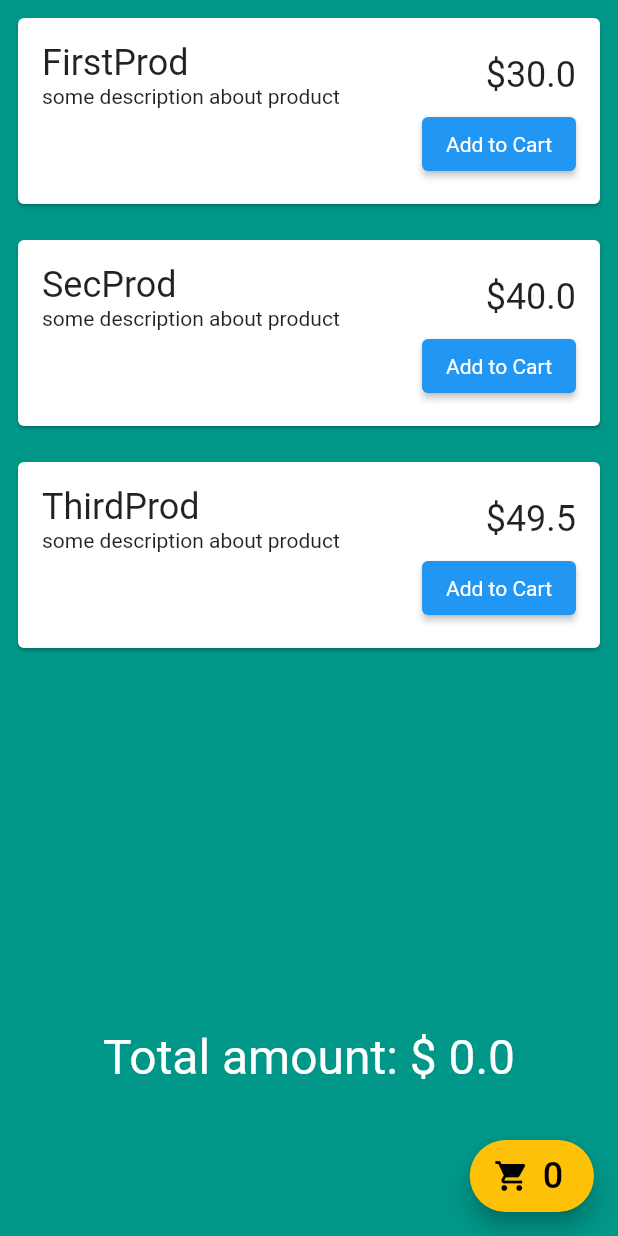
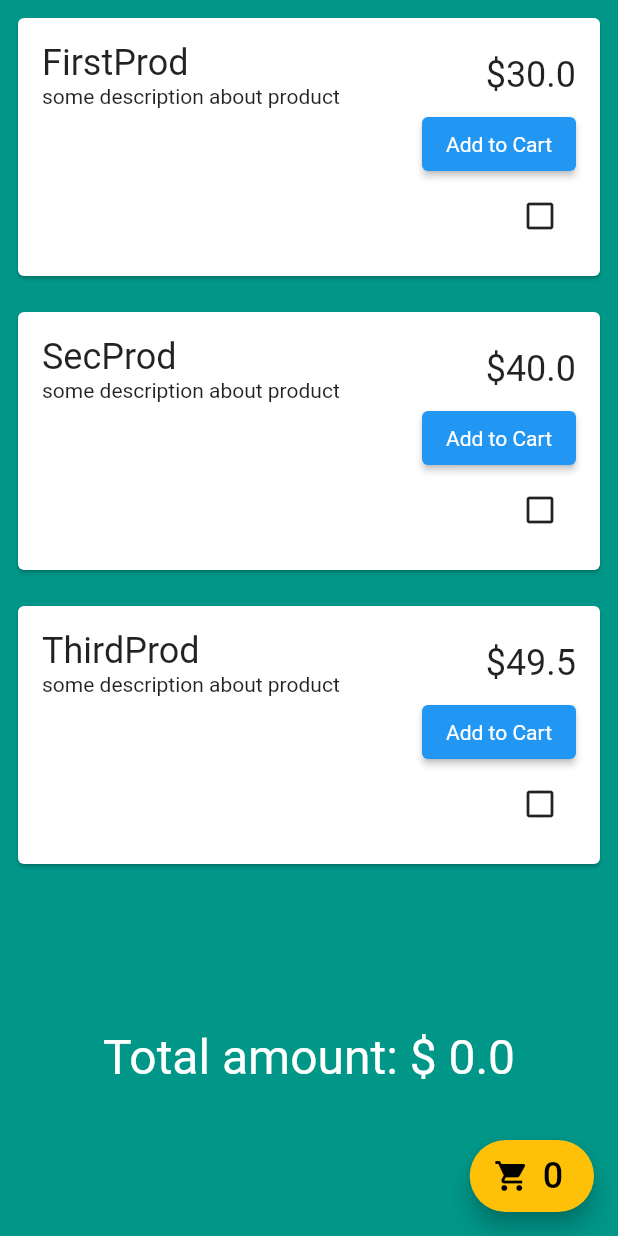
Before and after one commit to Sunilpore/FlutterBasics, a Flutter app: the screen it shows after launch, on a phone screen of 412 x 824 dp. Run offline on Flutter 3.47's test engine with Material 2 defaults, Android fonts, the phone set to English and light mode, and no system bars; our stand-ins replace get.

Commit message:
add checkbox for carditem

```diff
--- a/my_flutter_app/lib/views/shopping_page.dart
+++ b/my_flutter_app/lib/views/shopping_page.dart
@@ -53,6 +53,13 @@ class ShoopingPage extends StatelessWidget {
                                       color: Colors.white,
                                     )),
                                 child: Text('Add to Cart')),
+                            Obx(() => IconButton(
+                              icon: controller.products[index].isFavorite.value?
+                              Icon(Icons.check_box_rounded): Icon(Icons.check_box_outline_blank_outlined),
+                              onPressed: () {
+                                controller.products[index].isFavorite.toggle();
+                              },
+                            ))
                           ],
                         ),
                       ),
```
